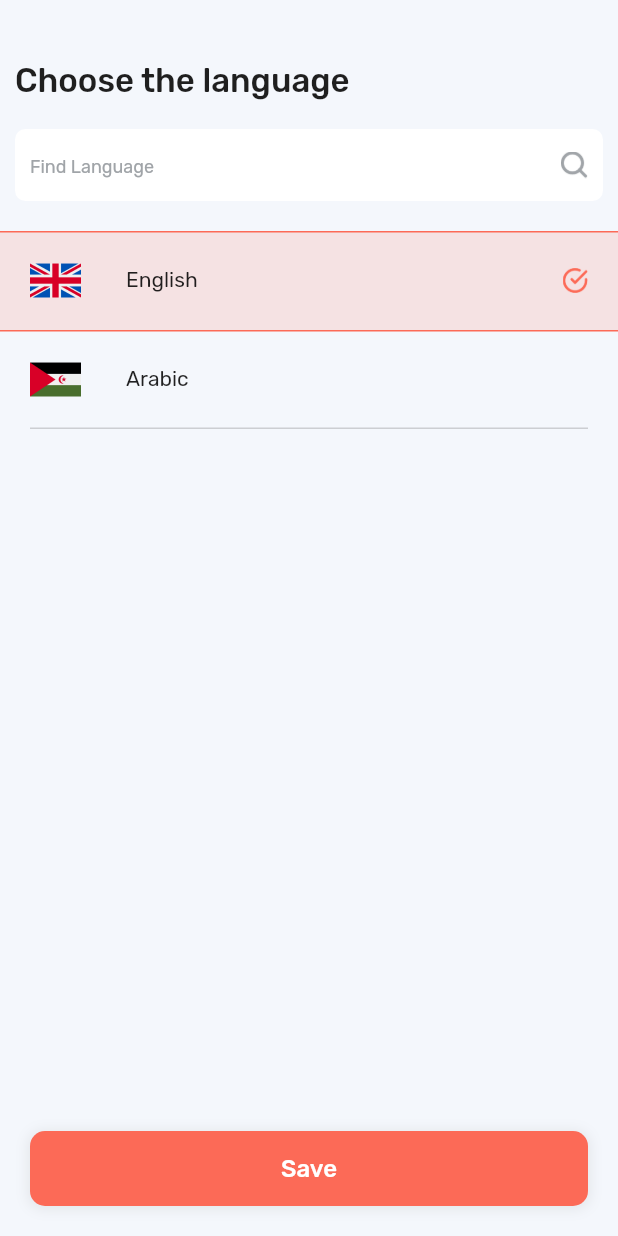
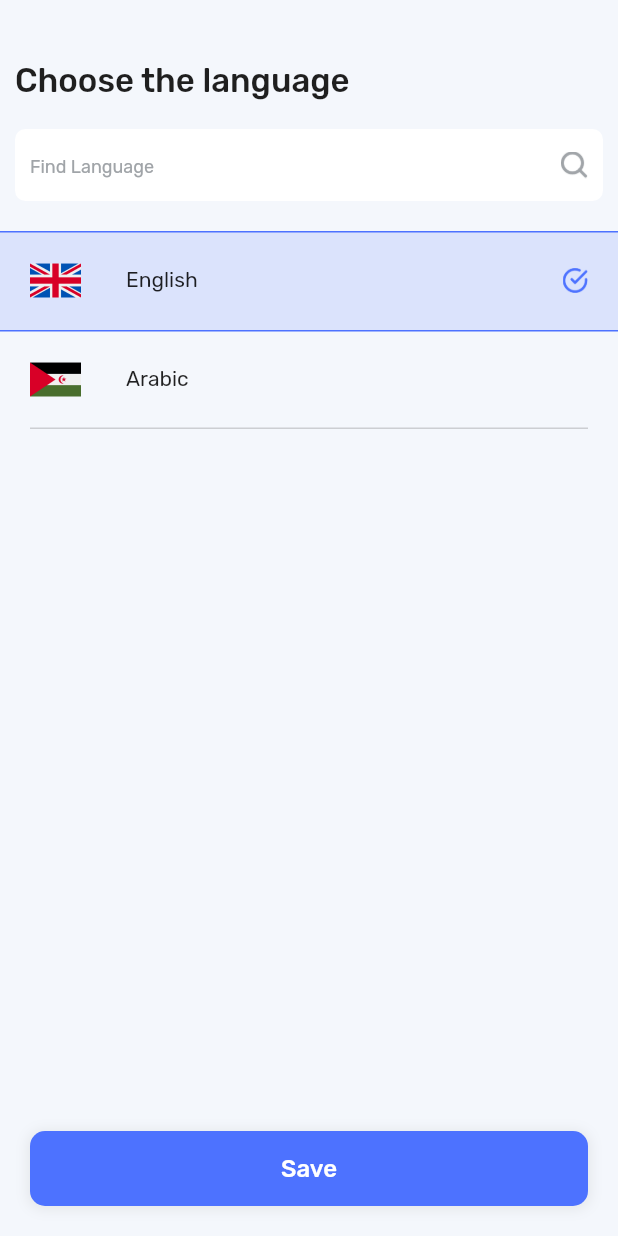
Before and after one commit to 5ran6/MidnightRun_Delivery, a Flutter app: the ChooseLanguageScreen screen opened directly, on a phone screen of 412 x 824 dp. Run offline on Flutter 3.47's test engine with Material 2 defaults, Android fonts, the phone set to English and light mode, and no system bars; our stand-ins replace dio, firebase_core, firebase_messaging, flutter_local_notifications, geocoding, geolocator and 4 more; accounts and stored records are empty; network calls fail.

Commit message:
changed color scheme

```diff
--- a/lib/theme/dark_theme.dart
+++ b/lib/theme/dark_theme.dart
@@ -16,7 +16,7 @@ ThemeData dark = ThemeData(
   shadowColor: Color(0xfff7f7f7),
   backgroundColor: Color(0xFF121212), // for background color
   cardColor: Color(0xFF1E1E1E), // for surface color
-  primaryColor: Color(0xFFf7a6a0), // for primary color
+  primaryColor: Color(0xFF4D72FF), // for primary color
   accentColor: Color(0xFFFFFFFF), // for on background text
   focusColor: Color(0xFF8D8D8D),  // for On Surface text color
   dividerColor: Color(0xFF2A2A2A), // for Any line
--- a/lib/theme/light_theme.dart
+++ b/lib/theme/light_theme.dart
@@ -14,7 +14,7 @@ ThemeData light = ThemeData(
   shadowColor: Color(0xfffcf9f4),
   backgroundColor: Color(0xffF4F7FC), // for background color
   cardColor: Color(0xFFFFFFFF), // for surface color
-  primaryColor: Color(0xFFFC6A57), // for primary color
+  primaryColor: Color(0xFF4D72FF), // for primary color
   accentColor: Color(0xFF1F1F1F), // for on background text
   focusColor: Color(0xFF1F1F1F),  // for On Surface text color
   dividerColor: Color(0xFF2A2A2A), // for Any line
--- a/lib/utill/app_constants.dart
+++ b/lib/utill/app_constants.dart
@@ -2,7 +2,7 @@ import 'package:resturant_delivery_boy/data/model/response/language_model.dart';
 import 'package:resturant_delivery_boy/utill/images.dart';
 
 class AppConstants {
-  static const String APP_NAME = 'Midnight Runz Delivery Boy';
+  static const String APP_NAME = 'Midnight Runz';
 
   static const String BASE_URL = 'https://www.midnightrunz.ng';
   static const String PROFILE_URI = '/api/v1/delivery-man/profile?token=';
--- a/lib/utill/color_resources.dart
+++ b/lib/utill/color_resources.dart
@@ -1,7 +1,7 @@
 import 'package:flutter/material.dart';
 
 class ColorResources {
-  static const Color COLOR_PRIMARY = Color(0xFFFC6A57);
+  static const Color COLOR_PRIMARY = Color(0xFF4D72FF);
   static const Color COLOR_GREY = Color(0xFFA0A4A8);
   static const Color COLOR_BLACK = Color(0xFF000000);
   static const Color COLOR_NERO = Color(0xFF1F1F1F);
```
Also changed, not shown: 1 other file.
